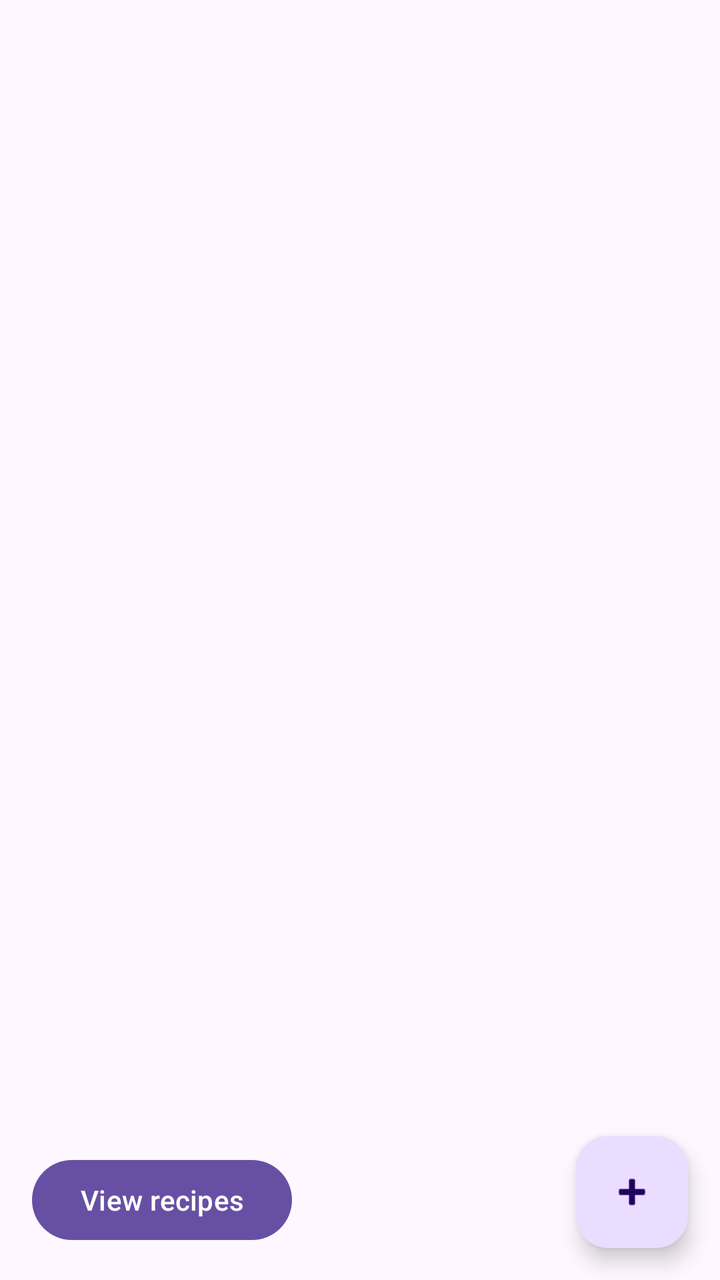
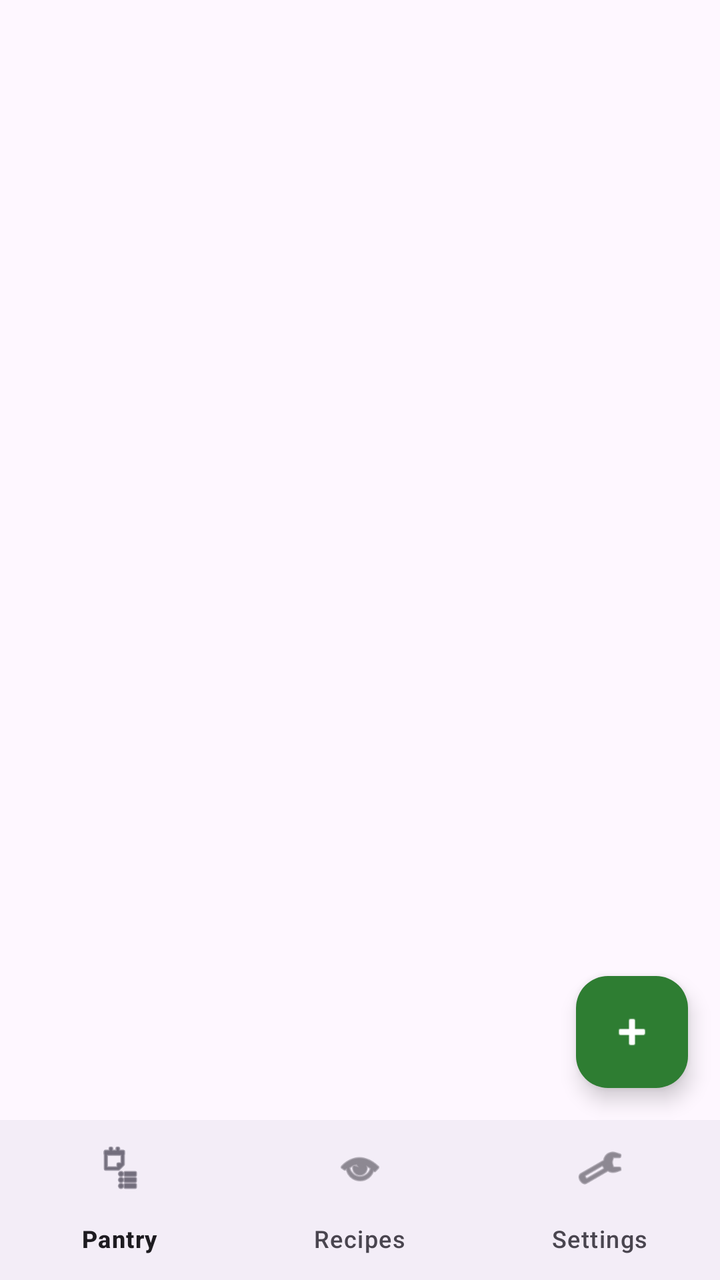

Compare the two renders of this Android layout. The source of the first and the diff that turns it into the second are given below.
<!-- AndroidManifest.xml: application theme Theme.SmartPantryManger -->
<!-- res/layout/activity_main.xml -->
<?xml version="1.0" encoding="utf-8"?>
<androidx.constraintlayout.widget.ConstraintLayout
    xmlns:android="http://schemas.android.com/apk/res/android"
    xmlns:app="http://schemas.android.com/apk/res-auto"
    android:id="@+id/main"
    android:layout_width="match_parent"
    android:layout_height="match_parent">

    <androidx.recyclerview.widget.RecyclerView
        android:id="@+id/recyclerPantry"
        android:layout_width="0dp"
        android:layout_height="0dp"
        android:padding="8dp"
        app:layout_constraintTop_toTopOf="parent"
        app:layout_constraintBottom_toBottomOf="parent"
        app:layout_constraintStart_toStartOf="parent"
        app:layout_constraintEnd_toEndOf="parent" />

    <TextView
        android:id="@+id/tvEmpty"
        android:textColor="#000000"
        android:layout_width="wrap_content"
        android:layout_height="wrap_content"
        android:text="Your pantry is empty - tap + to add an ingredient"
        android:textSize="18sp"
        android:visibility="gone"
        app:layout_constraintTop_toTopOf="parent"
        app:layout_constraintBottom_toBottomOf="parent"
        app:layout_constraintStart_toStartOf="parent"
        app:layout_constraintEnd_toEndOf="parent" />

    <com.google.android.material.floatingactionbutton.FloatingActionButton
        android:id="@+id/fabAdd"
        android:layout_width="wrap_content"
        android:layout_height="wrap_content"
        android:layout_margin="16dp"
        android:contentDescription="Add ingredient"
        android:src="@android:drawable/ic_input_add"
        app:layout_constraintBottom_toBottomOf="parent"
        app:layout_constraintEnd_toEndOf="parent" />

    <Button
        android:id="@+id/btnRecipes"
        android:layout_width="wrap_content"
        android:layout_height="wrap_content"
        android:layout_margin="16dp"
        android:text="View recipes"
        app:layout_constraintBottom_toBottomOf="parent"
        app:layout_constraintStart_toStartOf="parent" />
</androidx.constraintlayout.widget.ConstraintLayout>
<!-- resources referenced by this layout -->
<resources>
  <style name="Theme.SmartPantryManger" parent="Base.Theme.SmartPantryManger" />
  <style name="Base.Theme.SmartPantryManger" parent="Theme.Material3.DayNight.NoActionBar">
          
          
      </style>
</resources>

<!-- the commit's change to res/layout/activity_main.xml (unified diff, before → after) -->
@@ -6,26 +6,39 @@
     android:layout_width="match_parent"
     android:layout_height="match_parent">
 
+    <TextView
+        android:id="@+id/tvExpiryBanner"
+        android:layout_width="0dp"
+        android:layout_height="wrap_content"
+        android:background="#FFE0B2"
+        android:padding="12dp"
+        android:textColor="#000000"
+        android:textSize="16sp"
+        android:visibility="gone"
+        app:layout_constraintTop_toTopOf="parent"
+        app:layout_constraintStart_toStartOf="parent"
+        app:layout_constraintEnd_toEndOf="parent" />
+
     <androidx.recyclerview.widget.RecyclerView
         android:id="@+id/recyclerPantry"
         android:layout_width="0dp"
         android:layout_height="0dp"
         android:padding="8dp"
-        app:layout_constraintTop_toTopOf="parent"
-        app:layout_constraintBottom_toBottomOf="parent"
+        app:layout_constraintTop_toBottomOf="@id/tvExpiryBanner"
+        app:layout_constraintBottom_toTopOf="@id/bottomNav"
         app:layout_constraintStart_toStartOf="parent"
         app:layout_constraintEnd_toEndOf="parent" />
 
     <TextView
         android:id="@+id/tvEmpty"
-        android:textColor="#000000"
         android:layout_width="wrap_content"
         android:layout_height="wrap_content"
         android:text="Your pantry is empty - tap + to add an ingredient"
+        android:textColor="#000000"
         android:textSize="18sp"
         android:visibility="gone"
         app:layout_constraintTop_toTopOf="parent"
-        app:layout_constraintBottom_toBottomOf="parent"
+        app:layout_constraintBottom_toTopOf="@id/bottomNav"
         app:layout_constraintStart_toStartOf="parent"
         app:layout_constraintEnd_toEndOf="parent" />
 
@@ -36,15 +49,18 @@
         android:layout_margin="16dp"
         android:contentDescription="Add ingredient"
         android:src="@android:drawable/ic_input_add"
-        app:layout_constraintBottom_toBottomOf="parent"
+        app:backgroundTint="#2E7D32"
+        app:tint="#FFFFFF"
+        app:layout_constraintBottom_toTopOf="@id/bottomNav"
         app:layout_constraintEnd_toEndOf="parent" />
 
-    <Button
-        android:id="@+id/btnRecipes"
-        android:layout_width="wrap_content"
+    <com.google.android.material.bottomnavigation.BottomNavigationView
+        android:id="@+id/bottomNav"
+        android:layout_width="0dp"
         android:layout_height="wrap_content"
-        android:layout_margin="16dp"
-        android:text="View recipes"
+        app:menu="@menu/bottom_nav_menu"
         app:layout_constraintBottom_toBottomOf="parent"
-        app:layout_constraintStart_toStartOf="parent" />
+        app:layout_constraintStart_toStartOf="parent"
+        app:layout_constraintEnd_toEndOf="parent" />
+
 </androidx.constraintlayout.widget.ConstraintLayout>
